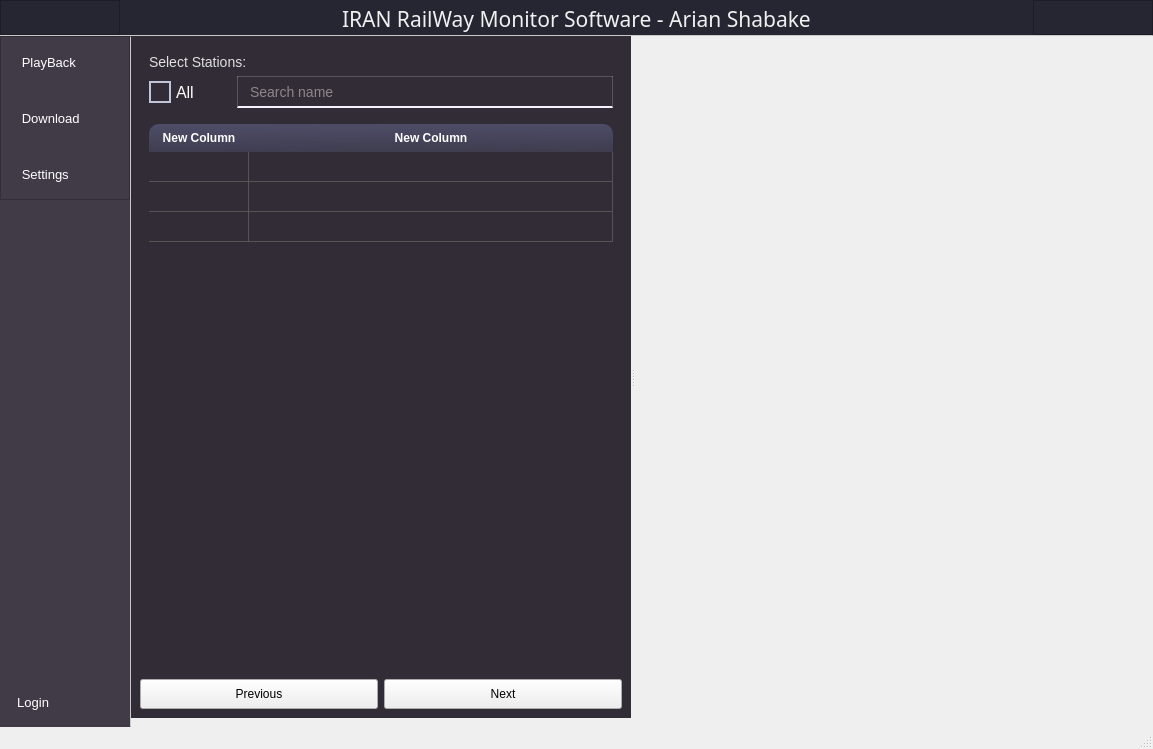
This is UIFiles/main_UI.ui in amirhossein-mlkz/railProject_server as Qt 5 draws it before an edit. The edited form follows.
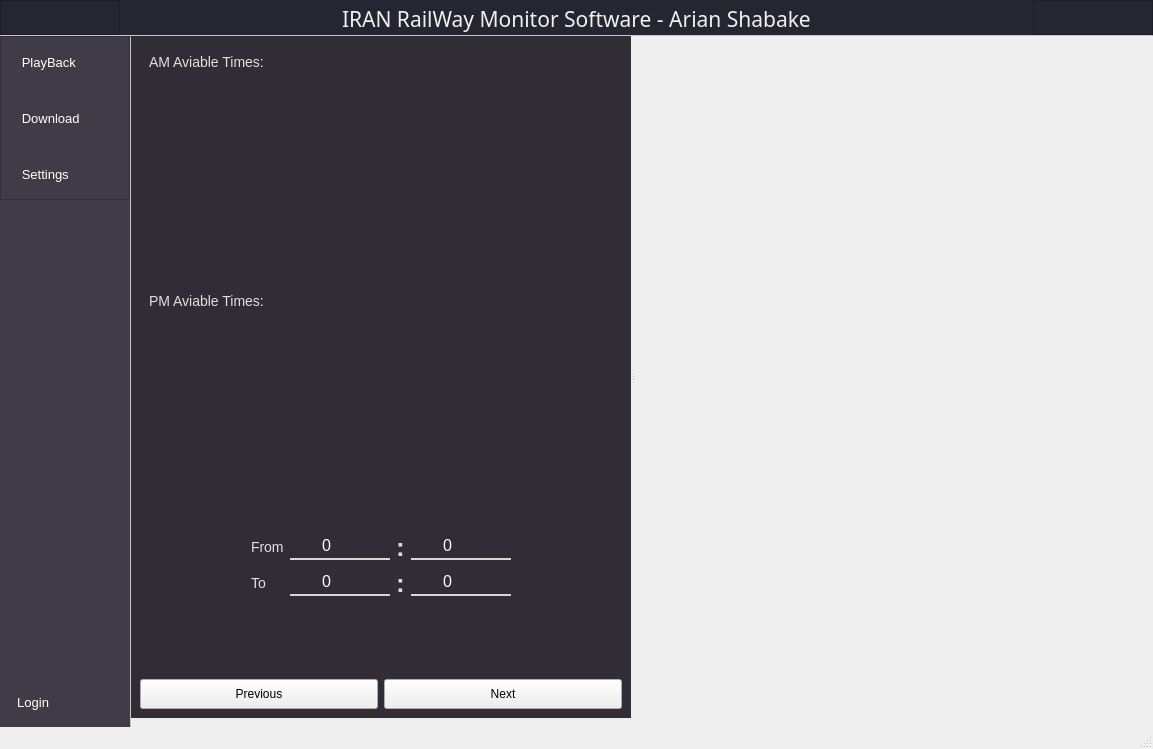
This is the edited form. The open tabs and pages were chosen to show the change. Icons and pictures are not drawn. Custom widgets are drawn as their Qt base class.

Commit message: download steps complete until clock

The edit to the form file:
```diff
--- a/UIFiles/main_UI.ui
+++ b/UIFiles/main_UI.ui
@@ -40,6 +40,103 @@
 	background-color:transparent;
 }
 
+/*****************QSpinBox, QDoubleSpinBox*******************/
+
+QSpinBox, QDoubleSpinBox
+{
+	background-color: transparent;
+	border-bottom: 2px solid #D7D7D9;
+	color:#fff;
+	border-radius: None;
+	font-size: 16px;
+	min-height: 25px;
+	min-width: 70px;
+	qproperty-alignment: AlignCenter;
+}
+
+QSpinBox:disabled ,
+QDoubleSpinBox:disabled
+{
+	border-bottom: 2px solid #F0F0F2;
+	color: rgb(120, 120, 120);
+}
+
+QSpinBox::up-arrow, 
+QDoubleSpinBox::up-arrow
+{   
+	image: url(:/icons/icons/plus_icon_black.png);
+	width: 16px;
+	height: 16px;
+}
+
+QSpinBox::down-arrow,  
+QDoubleSpinBox::down-arrow
+{   
+	image: url(:/icons/icons/minus_icon_black.png);
+	width: 16px;
+	height: 16px;
+}
+
+QSpinBox::up-arrow:disabled, 
+QDoubleSpinBox::up-arrow:disabled
+{   
+	image: url(:/icons/icons/plus_icon_gray.png);
+	width: 16px;
+	height: 16px;
+}
+
+QSpinBox::down-arrow:disabled ,  
+QDoubleSpinBox::down-arrow:disabled
+{   
+	image: url(:/icons/icons/minus_icon_gray.png);
+	width: 16px;
+	height: 16px;
+}
+
+QSpinBox::up-button,
+QDoubleSpinBox::up-button
+{
+	border:none;
+    min-width:30px;
+    min-height: 29px;
+    subcontrol-origin: margin;
+    subcontrol-position: right;
+    top: 0px;
+    right: 0px;
+}
+
+QSpinBox::down-button,
+QDoubleSpinBox::down-button
+{
+    min-width:30px;
+    min-height: 29px;
+    subcontrol-origin: margin;
+    subcontrol-position: left;
+    top: 0px;
+    right: 0px;
+}
+
+QSpinBox::up-button,
+QSpinBox::down-button,
+QDoubleSpinBox::up-button,
+QDoubleSpinBox::down-button
+{
+	background-color: transparent;
+}
+
+QSpinBox::up-button:disabled ,
+QSpinBox::down-button:disabled ,
+QDoubleSpinBox::up-button:disabled ,
+QDoubleSpinBox::down-button:disabled
+{
+    subcontrol-origin: border;
+}
+
+QSpinBox:focus, QDoubleSpinBox:focus
+{
+	border-bottom: 2px solid #7892DF;
+}
+
 /****************************************************************************/
 /****************************************************************************/
 
@@ -2765,7 +2862,10 @@
                      <string notr="true"/>
                     </property>
                     <property name="currentIndex">
-                     <number>1</number>
+                     <number>2</number>
+                    </property>
+                    <property name="styleClass" stdset="0">
+                     <string/>
                     </property>
                     <widget class="QWidget" name="step1">
                      <property name="styleClass" stdset="0">
@@ -2837,6 +2937,304 @@
                       </item>
                      </layout>
                     </widget>
+                    <widget class="QWidget" name="step2">
+                     <property name="styleClass" stdset="0">
+                      <string>hide</string>
+                     </property>
+                     <layout class="QVBoxLayout" name="verticalLayout_24">
+                      <item>
+                       <widget class="QLabel" name="label_6">
+                        <property name="text">
+                         <string>Please Select Date:</string>
+                        </property>
+                       </widget>
+                      </item>
+                      <item>
+                       <widget class="QFrame" name="download_calender_filter_frame">
+                        <property name="minimumSize">
+                         <size>
+                          <width>317</width>
+                          <height>349</height>
+                         </size>
+                        </property>
+                        <property name="maximumSize">
+                         <size>
+                          <width>16777215</width>
+                          <height>389</height>
+                         </size>
+                        </property>
+                        <property name="styleSheet">
+                         <string notr="true">#download_calender_filter_frame{
+	border: 1px solid rgb(99, 39, 232);
+	border: 1px solid #f0f0f0;
+	border-radius: 20px;
+}</string>
+                        </property>
+                        <property name="frameShape">
+                         <enum>QFrame::Shape::NoFrame</enum>
+                        </property>
+                        <layout class="QVBoxLayout" name="verticalLayout_30">
+                         <item alignment="Qt::AlignmentFlag::AlignHCenter">
+                          <widget class="QLabel" name="label_11">
+                           <property name="sizePolicy">
+                            <sizepolicy hsizetype="Maximum" vsizetype="Maximum">
+                             <horstretch>0</horstretch>
+                             <verstretch>0</verstretch>
+                            </sizepolicy>
+                           </property>
+                           <property name="maximumSize">
+                            <size>
+                             <width>16777215</width>
+                             <height>16777215</height>
+                            </size>
+                           </property>
+                           <property name="text">
+                            <string>Calendar</string>
+                           </property>
+                          </widget>
+                         </item>
+                         <item alignment="Qt::AlignmentFlag::AlignHCenter|Qt::AlignmentFlag::AlignVCenter">
+                          <widget class="QWidget" name="download_filter_calendar_widget" native="true">
+                           <property name="minimumSize">
+                            <size>
+                             <width>300</width>
+                             <height>200</height>
+                            </size>
+                           </property>
+                           <property name="cursor">
+                            <cursorShape>PointingHandCursor</cursorShape>
+                           </property>
+                          </widget>
+                         </item>
+                         <item alignment="Qt::AlignmentFlag::AlignHCenter">
+                          <widget class="QFrame" name="frame_60">
+                           <property name="maximumSize">
+                            <size>
+                             <width>16777215</width>
+                             <height>50</height>
+                            </size>
+                           </property>
+                           <property name="styleSheet">
+                            <string notr="true"/>
+                           </property>
+                           <property name="frameShape">
+                            <enum>QFrame::Shape::NoFrame</enum>
+                           </property>
+                           <layout class="QHBoxLayout" name="horizontalLayout_36">
+                            <item>
+                             <widget class="QLabel" name="label_date_5">
+                              <property name="sizePolicy">
+                               <sizepolicy hsizetype="Maximum" vsizetype="Preferred">
+                                <horstretch>0</horstretch>
+                                <verstretch>0</verstretch>
+                               </sizepolicy>
+                              </property>
+                              <property name="maximumSize">
+                               <size>
+                                <width>16777215</width>
+                                <height>40</height>
+                               </size>
+                              </property>
+                              <property name="text">
+                               <string>Selected Date :</string>
+                              </property>
+                             </widget>
+                            </item>
+                            <item>
+                             <widget class="QLabel" name="download_filter_label_date">
+                              <property name="maximumSize">
+                               <size>
+                                <width>16777215</width>
+                                <height>40</height>
+                               </size>
+                              </property>
+                              <property name="styleSheet">
+                               <string notr="true">QLabel{
+	color: rgb(135, 88, 255);
+	padding: 5px;
+	font-size:18px;
+	font-weight: normal;
+
+}
+</string>
+                              </property>
+                              <property name="text">
+                               <string>14/04/02</string>
+                              </property>
+                             </widget>
+                            </item>
+                           </layout>
+                          </widget>
+                         </item>
+                        </layout>
+                       </widget>
+                      </item>
+                      <item>
+                       <spacer name="verticalSpacer_10">
+                        <property name="orientation">
+                         <enum>Qt::Orientation::Vertical</enum>
+                        </property>
+                        <property name="sizeHint" stdset="0">
+                         <size>
+                          <width>20</width>
+                          <height>40</height>
+                         </size>
+                        </property>
+                       </spacer>
+                      </item>
+                     </layout>
+                    </widget>
+                    <widget class="QWidget" name="step3">
+                     <property name="styleClass" stdset="0">
+                      <string>hide</string>
+                     </property>
+                     <layout class="QVBoxLayout" name="verticalLayout_25">
+                      <item>
+                       <widget class="QLabel" name="label_24">
+                        <property name="sizePolicy">
+                         <sizepolicy hsizetype="Preferred" vsizetype="Maximum">
+                          <horstretch>0</horstretch>
+                          <verstretch>0</verstretch>
+                         </sizepolicy>
+                        </property>
+                        <property name="text">
+                         <string>AM Aviable Times:</string>
+                        </property>
+                       </widget>
+                      </item>
+                      <item>
+                       <widget class="QWidget" name="download_filter_am_lock_wgt" native="true">
+                        <layout class="QHBoxLayout" name="horizontalLayout_8"/>
+                       </widget>
+                      </item>
+                      <item>
+                       <widget class="QLabel" name="label_23">
+                        <property name="sizePolicy">
+                         <sizepolicy hsizetype="Preferred" vsizetype="Maximum">
+                          <horstretch>0</horstretch>
+                          <verstretch>0</verstretch>
+                         </sizepolicy>
+                        </property>
+                        <property name="text">
+                         <string>PM Aviable Times:</string>
+                        </property>
+                       </widget>
+                      </item>
+                      <item>
+                       <widget class="QWidget" name="download_filter_pm_lock_wgt" native="true">
+                        <layout class="QHBoxLayout" name="horizontalLayout_7"/>
+                       </widget>
+                      </item>
+                      <item>
+                       <layout class="QGridLayout" name="gridLayout_4">
+                        <item row="1" column="1">
+                         <widget class="QLabel" name="label_13">
+                          <property name="text">
+                           <string>To</string>
+                          </property>
+                         </widget>
+                        </item>
+                        <item row="1" column="2">
+                         <widget class="timeSpinBox" name="download_filter_to_h">
+                          <property name="maximum">
+                           <number>23</number>
+                          </property>
+                         </widget>
+                        </item>
+                        <item row="0" column="5">
+                         <spacer name="horizontalSpacer_9">
+                          <property name="orientation">
+                           <enum>Qt::Orientation::Horizontal</enum>
+                          </property>
+                          <property name="sizeHint" stdset="0">
+                           <size>
+                            <width>40</width>
+                            <height>20</height>
+                           </size>
+                          </property>
+                         </spacer>
+                        </item>
+                        <item row="1" column="4">
+                         <widget class="timeSpinBox" name="download_filter_to_m">
+                          <property name="maximum">
+                           <number>59</number>
+                          </property>
+                         </widget>
+                        </item>
+                        <item row="0" column="3">
+                         <widget class="QLabel" name="label_14">
+                          <property name="sizePolicy">
+                           <sizepolicy hsizetype="Maximum" vsizetype="Preferred">
+                            <horstretch>0</horstretch>
+                            <verstretch>0</verstretch>
+                           </sizepolicy>
+                          </property>
+                          <property name="styleSheet">
+                           <string notr="true">color: rgb(223, 217, 232);
+font-size:26px;
+font-weight:bold;</string>
+                          </property>
+                          <property name="text">
+                           <string>:</string>
+                          </property>
+                         </widget>
+                        </item>
+                        <item row="0" column="2">
+                         <widget class="timeSpinBox" name="download_filter_from_h">
+                          <property name="maximum">
+                           <number>23</number>
+                          </property>
+                         </widget>
+                        </item>
+                        <item row="1" column="3">
+                         <widget class="QLabel" name="label_21">
+                          <property name="sizePolicy">
+                           <sizepolicy hsizetype="Maximum" vsizetype="Preferred">
+                            <horstretch>0</horstretch>
+                            <verstretch>0</verstretch>
+                           </sizepolicy>
+                          </property>
+                          <property name="styleSheet">
+                           <string notr="true">color: rgb(223, 217, 232);
+font-size:26px;
+font-weight:bold;</string>
+                          </property>
+                          <property name="text">
+                           <string>:</string>
+                          </property>
+                         </widget>
+                        </item>
+                        <item row="0" column="1">
+                         <widget class="QLabel" name="label_12">
+                          <property name="text">
+                           <string>From</string>
+                          </property>
+                         </widget>
+                        </item>
+                        <item row="0" column="4">
+                         <widget class="timeSpinBox" name="download_filter_from_m">
+                          <property name="maximum">
+                           <number>59</number>
+                          </property>
+                         </widget>
+                        </item>
+                        <item row="0" column="0">
+                         <spacer name="horizontalSpacer_10">
+                          <property name="orientation">
+                           <enum>Qt::Orientation::Horizontal</enum>
+                          </property>
+                          <property name="sizeHint" stdset="0">
+                           <size>
+                            <width>40</width>
+                            <height>20</height>
+                           </size>
+                          </property>
+                         </spacer>
+                        </item>
+                       </layout>
+                      </item>
+                     </layout>
+                    </widget>
                     <widget class="QWidget" name="step0">
                      <property name="styleClass" stdset="0">
                       <string>hide</string>
@@ -3066,6 +3464,11 @@
    <header>uiUtils.GUIComponents.h</header>
    <container>1</container>
   </customwidget>
+  <customwidget>
+   <class>timeSpinBox</class>
+   <extends>QSpinBox</extends>
+   <header>uiUtils.GUIComponents.h</header>
+  </customwidget>
  </customwidgets>
  <tabstops>
   <tabstop>name_input</tabstop>
```
Left out of the diff: 58 changed lines with no effect on the pictures. The commit also changes 31 other files.
